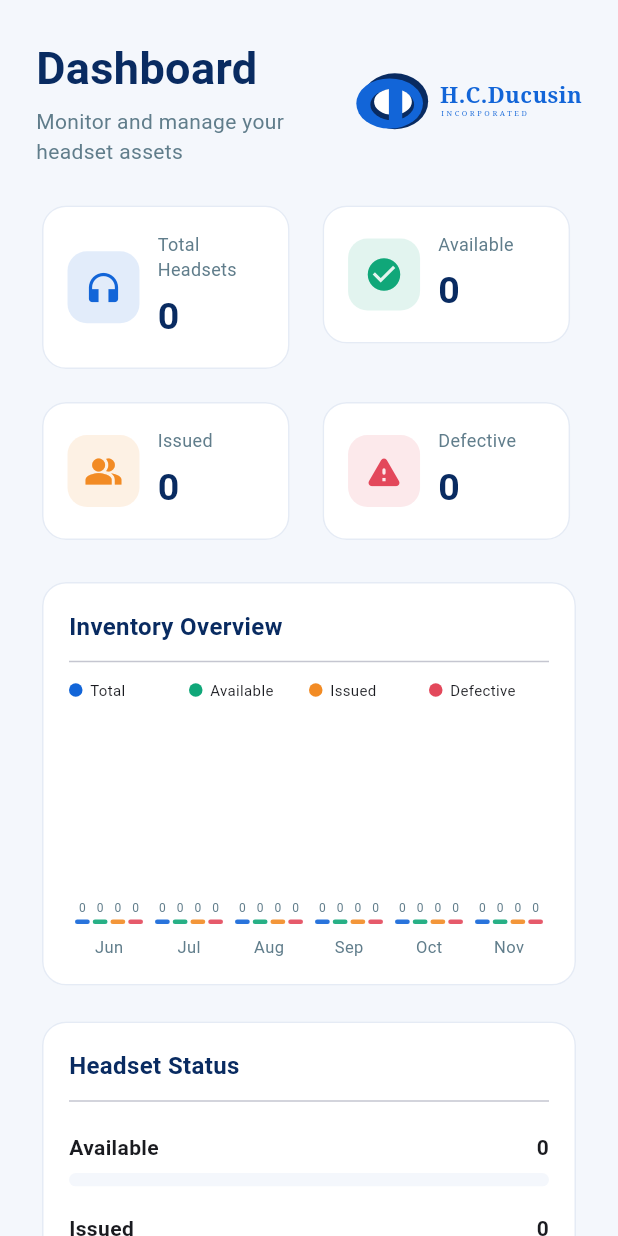
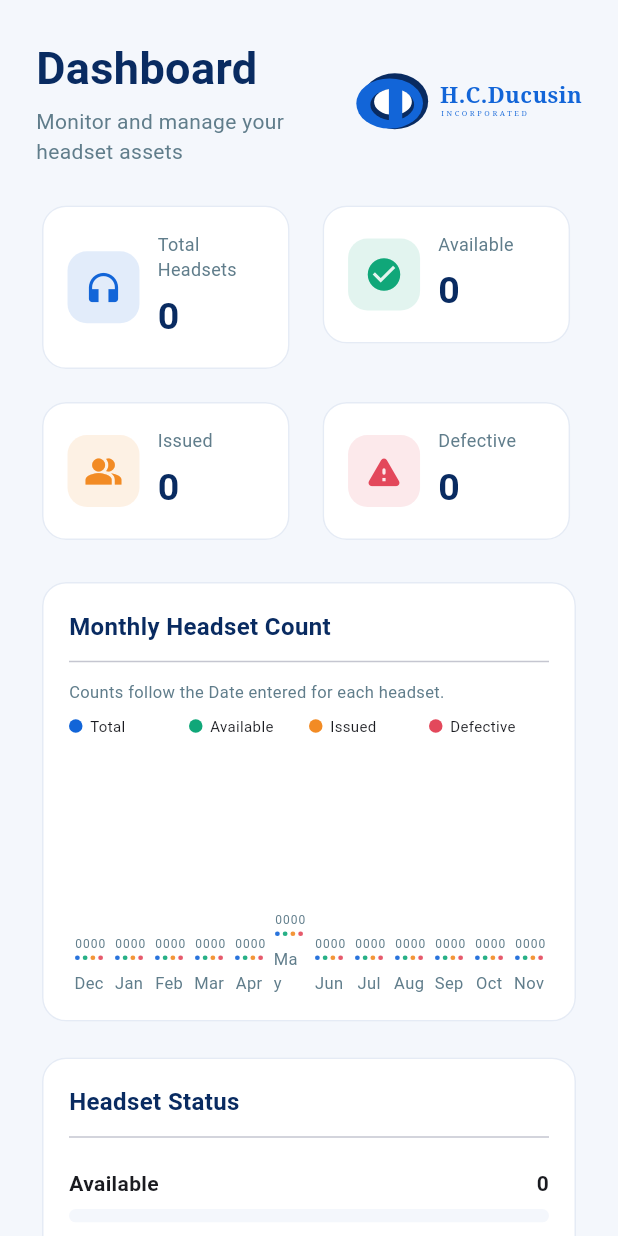
Before and after one commit to hcducusinithelpdesk-ux/headset-inventory, a Flutter app: the DashboardPage widget shown alone on an empty page, opened directly with empty values, on a phone screen of 412 x 824 dp. Run offline on Flutter 3.47's test engine with Material 3 defaults, Android fonts, the phone set to English and light mode, and no system bars; our stand-ins replace shared_preferences; accounts and stored records are empty; network calls fail; Roboto replaces fonts that are missing (Arial).

Commit message:
Hide cloud badge and show yearly monthly counts

```diff
--- a/lib/main.dart
+++ b/lib/main.dart
@@ -190,7 +190,7 @@ class _InventoryShellState extends State<InventoryShell> {
     return Scaffold(body:Row(children:[
       if(wide) _Sidebar(page:page,onSelect:(v)=>setState(()=>page=v),isAdmin:widget.isAdmin),
       Expanded(child:Column(children:[
-        AnimatedBuilder(animation:store,builder:(context,_)=>_Topbar(online:store.online,username:widget.username,onLogout:_logout,onMenu:wide?null:()=>ScaffoldMessenger.of(context).showSnackBar(const SnackBar(content:Text('Use the bottom navigation to switch pages.'))))),
+        _Topbar(username:widget.username,onLogout:_logout,onMenu:wide?null:()=>ScaffoldMessenger.of(context).showSnackBar(const SnackBar(content:Text('Use the bottom navigation to switch pages.')))),
         Expanded(child:pages[page]),
         if(!wide) NavigationBar(selectedIndex:page,onDestinationSelected:(v)=>setState(()=>page=v),
           destinations:[
@@ -230,14 +230,12 @@ class _Sidebar extends StatelessWidget {
 }
 
 class _Topbar extends StatelessWidget {
- final bool online; final String username; final VoidCallback onLogout; final VoidCallback? onMenu;
- const _Topbar({required this.online,required this.username,required this.onLogout,this.onMenu});
+ final String username; final VoidCallback onLogout; final VoidCallback? onMenu;
+ const _Topbar({required this.username,required this.onLogout,this.onMenu});
  @override Widget build(BuildContext context)=>Container(height:68,color:Colors.white,padding:const EdgeInsets.symmetric(horizontal:24),child:Row(children:[
   if(onMenu!=null) IconButton(onPressed:onMenu,icon:const Icon(Icons.menu)),
   const CompanyLogo(height:30,showWordmark:false),const SizedBox(width:8),const Text('Headset Inventory',style:TextStyle(fontSize:18,fontWeight:FontWeight.bold,color:navy)),
-  const Spacer(),Container(padding:const EdgeInsets.symmetric(horizontal:12,vertical:8),decoration:BoxDecoration(color:online?const Color(0xFFE4F8F1):const Color(0xFFFFF4DF),borderRadius:BorderRadius.circular(20)),
-    child:Row(children:[Icon(online?Icons.cloud_done:Icons.cloud_off,color:online?Colors.green:Colors.orange,size:17),const SizedBox(width:6),Text(online?'Cloud Connected':'Demo Mode',style:TextStyle(color:online?Colors.green.shade800:Colors.orange.shade900,fontSize:12,fontWeight:FontWeight.bold))])),
-  const SizedBox(width:16),const CircleAvatar(backgroundColor:Color(0xFFEAF1FC),child:Icon(Icons.person,color:navy)),const SizedBox(width:8),Text(username,style:const TextStyle(fontWeight:FontWeight.w600)),
+  const Spacer(),const CircleAvatar(backgroundColor:Color(0xFFEAF1FC),child:Icon(Icons.person,color:navy)),const SizedBox(width:8),Text(username,style:const TextStyle(fontWeight:FontWeight.w600)),
   IconButton(tooltip:'Log out',onPressed:onLogout,icon:const Icon(Icons.logout,color:navy))
  ]));
 }
@@ -249,7 +247,7 @@ class DashboardPage extends StatelessWidget {
  @override Widget build(BuildContext context)=>AnimatedBuilder(animation:store,builder:(context,_){
   final total=store.items.length,available=store.items.where((x)=>x.status=='Available').length,issued=store.items.where((x)=>x.status=='Issued').length,defective=store.items.where((x)=>x.status=='Defective').length;
   final now=DateTime.now();
-  final months=List.generate(6,(i)=>DateTime(now.year,now.month-5+i));
+  final months=List.generate(12,(i)=>DateTime(now.year,now.month-11+i));
   final monthlyAssets=months.map((month)=>store.items.where((item)=>item.createdAt.year==month.year&&item.createdAt.month==month.month).toList()).toList();
   final maxMonthlyCount=monthlyAssets.map((assets)=>assets.length).fold<int>(0,(max,count)=>count>max?count:max);
   return SingleChildScrollView(padding:const EdgeInsets.all(24),child:Column(crossAxisAlignment:CrossAxisAlignment.start,children:[
@@ -261,7 +259,9 @@ class DashboardPage extends StatelessWidget {
     _StatCard(title:'Defective',value:'$defective',icon:Icons.warning_rounded,color:const Color(0xFFE3485B)),
    ]),
    const SizedBox(height:20),LayoutBuilder(builder:(context,c)=>Wrap(spacing:16,runSpacing:16,children:[
-    SizedBox(width:c.maxWidth>950?c.maxWidth*.57:c.maxWidth,child:_Panel(title:'Inventory Overview',child:Column(crossAxisAlignment:CrossAxisAlignment.start,children:[
+    SizedBox(width:c.maxWidth>950?c.maxWidth*.57:c.maxWidth,child:_Panel(title:'Monthly Headset Count',child:Column(crossAxisAlignment:CrossAxisAlignment.start,children:[
+      const Text('Counts follow the Date entered for each headset.',style:TextStyle(fontSize:11,color:Colors.blueGrey)),
+      const SizedBox(height:8),
       const Row(children:[_Legend(color:blue,label:'Total'),_Legend(color:Color(0xFF10A779),label:'Available'),_Legend(color:Color(0xFFF28B24),label:'Issued'),_Legend(color:Color(0xFFE3485B),label:'Defective')]),
       const SizedBox(height:12),_MonthlyInventoryChart(months:months,monthlyAssets:monthlyAssets,maxCount:maxMonthlyCount)
     ]))),
```
